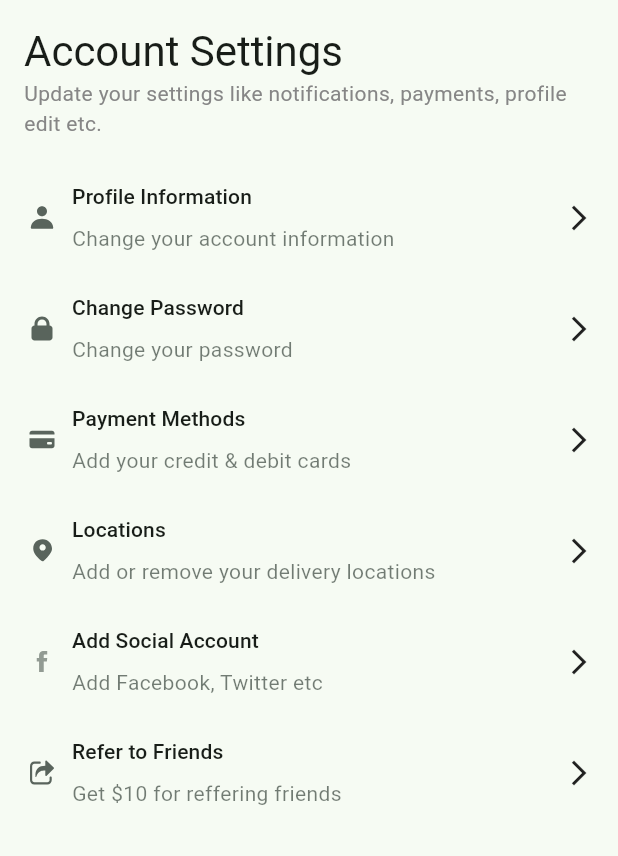
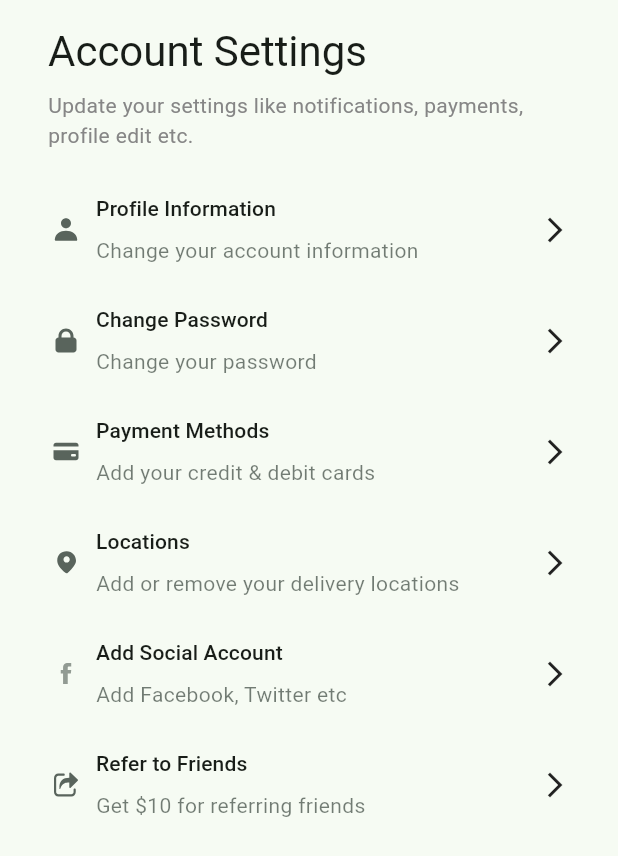
Before and after one commit to mauuas1st/foodly, a Flutter app: the ProfileScreen screen opened directly, on a phone screen of 412 x 824 dp. Shown: the top 856 px of the screen. Run offline on Flutter 3.47's test engine with Material 3 defaults, Android fonts, the phone set to English and light mode, and no system bars; our stand-ins replace flutter_svg, form_field_validator.

Commit message:
edit profile

```diff
--- a/lib/main.dart
+++ b/lib/main.dart
@@ -35,6 +35,7 @@ class MyApp extends StatelessWidget {
           hintStyle: TextStyle(color: bodyTextColor),
         ),
       ),
+      debugShowCheckedModeBanner: false,
       home: const OnboardingScreen(),
     );
   }
--- a/lib/screens/onboarding/onboarding_scrreen.dart
+++ b/lib/screens/onboarding/onboarding_scrreen.dart
@@ -88,4 +88,10 @@ List<Map<String, dynamic>> demoData = [
     "text":
         "Easily find your type of food craving and\nyou’ll get delivery in wide range.",
   },
+  {
+    "illustration": "assets/Illustrations/Illustrations_1.svg",
+    "title": "Makan Sabun",
+    "text":
+        "Mantap,, Easily find your type of food craving and\nyou’ll get delivery in wide range.",
+  },
 ];
--- a/lib/screens/profile/components/body.dart
+++ b/lib/screens/profile/components/body.dart
@@ -1,6 +1,6 @@
 import 'package:flutter/material.dart';
-import 'package:flutter_svg/svg.dart';
 import '../../../constants.dart';
+import 'menucard.dart';
 
 class Body extends StatelessWidget {
   const Body({super.key});
@@ -15,11 +15,22 @@ class Body extends StatelessWidget {
             crossAxisAlignment: CrossAxisAlignment.start,
             children: [
               const SizedBox(height: defaultPadding),
-              Text("Account Settings",
-                  style: Theme.of(context).textTheme.headlineMedium),
-              Text(
-                "Update your settings like notifications, payments, profile edit etc.",
-                style: Theme.of(context).textTheme.bodyMedium,
+              Padding(
+                padding: const EdgeInsets.symmetric(horizontal: defaultPadding),
+                child: Column(
+                  crossAxisAlignment: CrossAxisAlignment.start,
+                  children: [
+                    Text(
+                      "Account Settings",
+                      style: Theme.of(context).textTheme.headlineMedium,
+                    ),
+                    const SizedBox(height: 8),
+                    Text(
+                      "Update your settings like notifications, payments, profile edit etc.",
+                      style: Theme.of(context).textTheme.bodyMedium,
+                    ),
+                  ],
+                ),
               ),
               const SizedBox(height: 16),
               ProfileMenuCard(
@@ -49,13 +60,13 @@ class Body extends StatelessWidget {
               ProfileMenuCard(
                 svgSrc: "assets/icons/fb.svg",
                 title: "Add Social Account",
-                subTitle: "Add Facebook, Twitter etc ",
+                subTitle: "Add Facebook, Twitter etc",
                 press: () {},
               ),
               ProfileMenuCard(
                 svgSrc: "assets/icons/share.svg",
                 title: "Refer to Friends",
-                subTitle: "Get \$10 for reffering friends",
+                subTitle: "Get \$10 for referring friends",
                 press: () {},
               ),
             ],
@@ -65,70 +76,3 @@ class Body extends StatelessWidget {
     );
   }
 }
-
-class ProfileMenuCard extends StatelessWidget {
-  const ProfileMenuCard({
-    super.key,
-    this.title,
-    this.subTitle,
-    this.svgSrc,
-    this.press,
-  });
-
-  final String? title, subTitle, svgSrc;
-  final VoidCallback? press;
-
-  @override
-  Widget build(BuildContext context) {
-    return Padding(
-      padding: const EdgeInsets.symmetric(vertical: defaultPadding / 2),
-      child: InkWell(
-        borderRadius: const BorderRadius.all(Radius.circular(8)),
-        onTap: press,
-        child: Padding(
-          padding: const EdgeInsets.symmetric(vertical: 5),
-          child: Row(
-            children: [
-              SvgPicture.asset(
-                svgSrc!,
-                height: 24,
-                width: 24,
-                colorFilter: ColorFilter.mode(
-                  titleColor.withOpacity(0.64),
-                  BlendMode.srcIn,
-                ),
-              ),
-              const SizedBox(width: 8),
-              Expanded(
-                child: Column(
-                  crossAxisAlignment: CrossAxisAlignment.start,
-                  children: [
-                    Text(
-                      title!,
-                      maxLines: 1,
-                      style: Theme.of(context).textTheme.labelLarge,
-                    ),
-                    const SizedBox(height: 8),
-                    Text(
-                      subTitle!,
-                      maxLines: 1,
-                      style: TextStyle(
-                        fontSize: 14,
-                        color: titleColor.withOpacity(0.54),
-                      ),
-                    ),
-                  ],
-                ),
-              ),
-              const SizedBox(width: 8),
-              const Icon(
-                Icons.arrow_forward_ios_outlined,
-                size: 20,
-              )
-            ],
-          ),
-        ),
-      ),
-    );
-  }
-}
--- /dev/null
+++ b/lib/screens/profile/components/menucard.dart
@@ -0,0 +1,75 @@
+import 'package:flutter/material.dart';
+import 'package:flutter_svg/svg.dart';
+
+import '../../../constants.dart';
+
+class ProfileMenuCard extends StatelessWidget {
+  const ProfileMenuCard({
+    super.key,
+    this.title,
+    this.subTitle,
+    this.svgSrc,
+    this.press,
+  });
+
+  final String? title, subTitle, svgSrc;
+  final VoidCallback? press;
+
+  @override
+  Widget build(BuildContext context) {
+    return Padding(
+      padding: const EdgeInsets.symmetric(vertical: defaultPadding / 2),
+      child: Container(
+        width: double.infinity, // Memastikan InkWell memenuhi lebar layar
+        child: InkWell(
+          borderRadius: const BorderRadius.all(Radius.circular(12)),
+          onTap: press,
+          child: Padding(
+            padding: const EdgeInsets.symmetric(
+                vertical: 5, horizontal: 16), // Bisa diatur sesuai kebutuhan
+            child: Row(
+              children: [
+                SvgPicture.asset(
+                  svgSrc!,
+                  height: 24,
+                  width: 24,
+                  colorFilter: ColorFilter.mode(
+                    titleColor.withOpacity(0.64),
+                    BlendMode.srcIn,
+                  ),
+                ),
+                const SizedBox(width: 8),
+                Expanded(
+                  child: Column(
+                    crossAxisAlignment: CrossAxisAlignment.start,
+                    children: [
+                      Text(
+                        title!,
+                        maxLines: 1,
+                        style: Theme.of(context).textTheme.labelLarge,
+                      ),
+                      const SizedBox(height: 8),
+                      Text(
+                        subTitle!,
+                        maxLines: 1,
+                        style: TextStyle(
+                          fontSize: 14,
+                          color: titleColor.withOpacity(0.54),
+                        ),
+                      ),
+                    ],
+                  ),
+                ),
+                const SizedBox(width: 8),
+                const Icon(
+                  Icons.arrow_forward_ios_outlined,
+                  size: 20,
+                )
+              ],
+            ),
+          ),
+        ),
+      ),
+    );
+  }
+}
```
Also changed, not shown: pubspec.lock (deleted).
